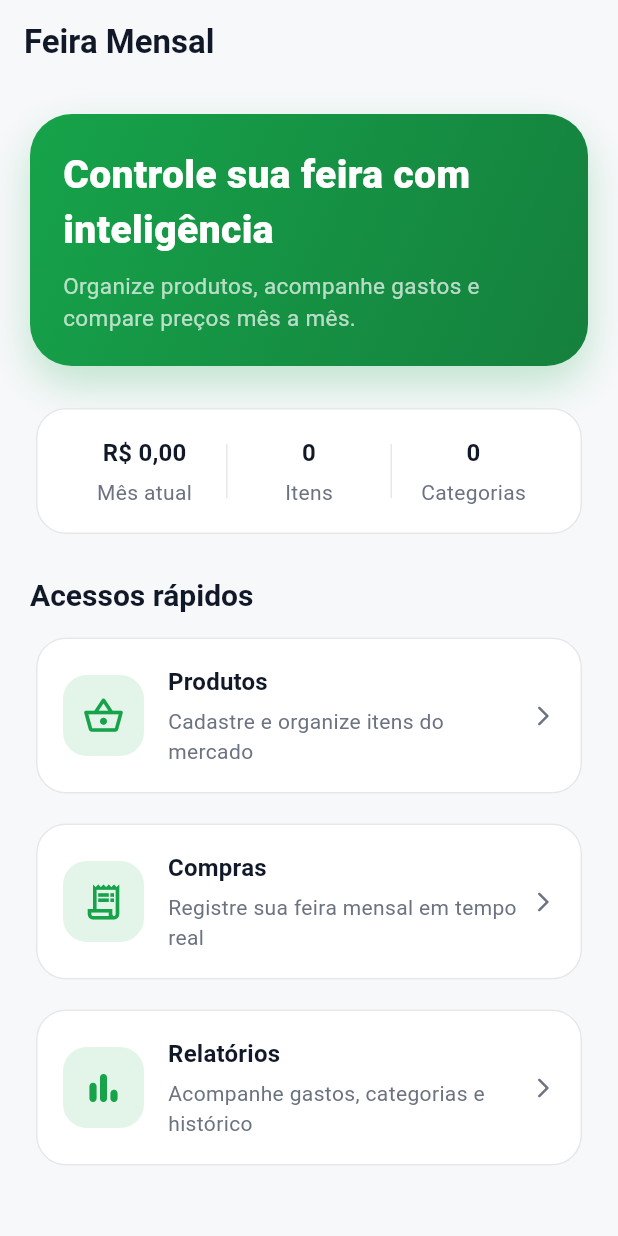
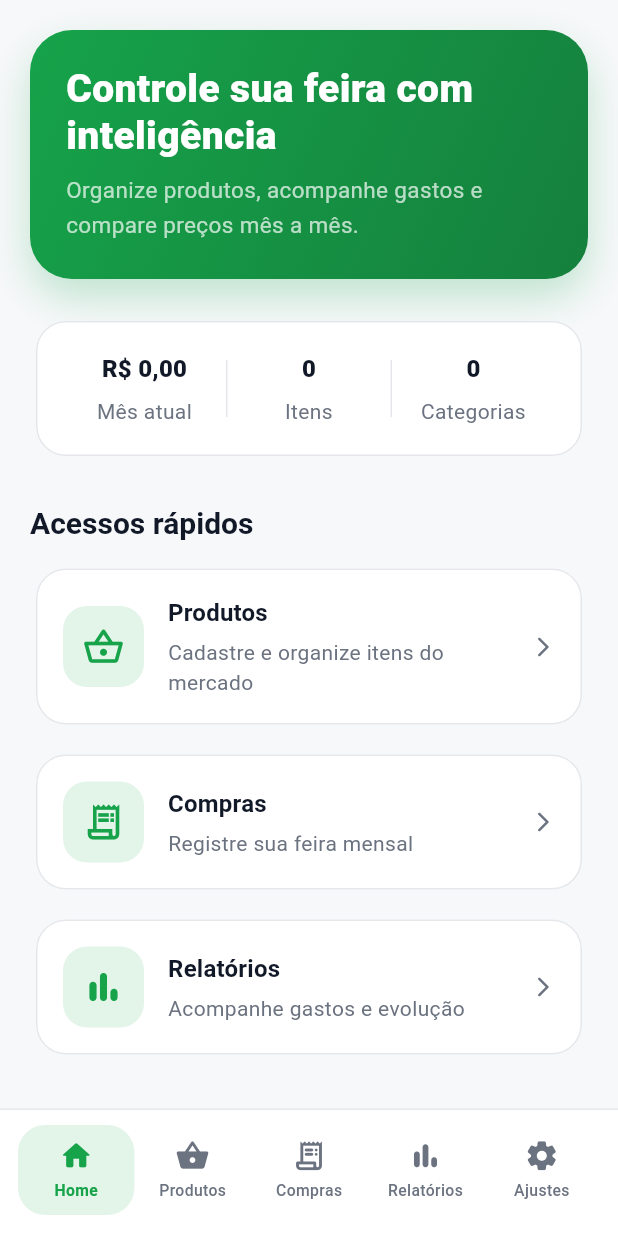
Before and after one commit to jhenriquedm/feira-mensal-app, a Flutter app: the screen it shows after launch, on a phone screen of 412 x 824 dp. Run offline on Flutter 3.47's test engine with Material 3 defaults, Android fonts, the phone set to English and light mode, and no system bars.

Commit message:
Cria navegacao principal premium

```diff
--- a/lib/app.dart
+++ b/lib/app.dart
@@ -1,7 +1,7 @@
 import 'package:flutter/material.dart';
 
 import 'core/theme/app_theme.dart';
-import 'views/home/home_view.dart';
+import 'views/main/main_shell.dart';
 import 'widgets/app_mobile_frame.dart';
 
 class FeiraMensalApp extends StatelessWidget {
@@ -14,7 +14,7 @@ class FeiraMensalApp extends StatelessWidget {
       title: 'Feira Mensal',
       theme: AppTheme.lightTheme,
       home: const AppMobileFrame(
-        child: HomeView(),
+        child: MainShell(),
       ),
     );
   }
--- a/lib/views/home/home_view.dart
+++ b/lib/views/home/home_view.dart
@@ -9,23 +9,21 @@ class HomeView extends StatelessWidget {
   @override
   Widget build(BuildContext context) {
     return Scaffold(
-      appBar: AppBar(
-        title: const Text('Feira Mensal'),
-      ),
-      body: SingleChildScrollView(
-        padding: const EdgeInsets.all(20),
+      body: SafeArea(
+        child: SingleChildScrollView(
+          padding: const EdgeInsets.fromLTRB(20, 20, 20, 120),
           child: Column(
             crossAxisAlignment: CrossAxisAlignment.start,
             children: [
               _buildHeader(context),
               const SizedBox(height: 24),
               _buildSummaryCard(context),
-            const SizedBox(height: 24),
+              const SizedBox(height: 28),
               Text(
                 'Acessos rápidos',
                 style: Theme.of(context).textTheme.titleLarge,
               ),
-            const SizedBox(height: 12),
+              const SizedBox(height: 14),
               AppFeatureCard(
                 title: 'Produtos',
                 subtitle: 'Cadastre e organize itens do mercado',
@@ -35,18 +33,19 @@ class HomeView extends StatelessWidget {
               const SizedBox(height: 12),
               AppFeatureCard(
                 title: 'Compras',
-              subtitle: 'Registre sua feira mensal em tempo real',
+                subtitle: 'Registre sua feira mensal',
                 icon: Icons.receipt_long_outlined,
                 onTap: () {},
               ),
               const SizedBox(height: 12),
               AppFeatureCard(
                 title: 'Relatórios',
-              subtitle: 'Acompanhe gastos, categorias e histórico',
+                subtitle: 'Acompanhe gastos e evolução',
                 icon: Icons.bar_chart_rounded,
                 onTap: () {},
               ),
             ],
+          ),
         ),
       ),
     );
@@ -55,7 +54,7 @@ class HomeView extends StatelessWidget {
   Widget _buildHeader(BuildContext context) {
     return Container(
       width: double.infinity,
-      padding: const EdgeInsets.all(22),
+      padding: const EdgeInsets.all(24),
       decoration: BoxDecoration(
         gradient: const LinearGradient(
           colors: [
@@ -83,15 +82,16 @@ class HomeView extends StatelessWidget {
               color: Colors.white,
               fontSize: 26,
               fontWeight: FontWeight.w800,
+              height: 1.2,
             ),
           ),
-          SizedBox(height: 8),
+          SizedBox(height: 10),
           Text(
             'Organize produtos, acompanhe gastos e compare preços mês a mês.',
             style: TextStyle(
               color: Colors.white70,
               fontSize: 15,
-              height: 1.4,
+              height: 1.5,
             ),
           ),
         ],
@@ -102,7 +102,10 @@ class HomeView extends StatelessWidget {
   Widget _buildSummaryCard(BuildContext context) {
     return Card(
       child: Padding(
-        padding: const EdgeInsets.all(18),
+        padding: const EdgeInsets.symmetric(
+          horizontal: 18,
+          vertical: 20,
+        ),
         child: Row(
           children: [
             _summaryItem(
@@ -138,11 +141,14 @@ class HomeView extends StatelessWidget {
         children: [
           Text(
             value,
-            style: Theme.of(context).textTheme.titleMedium,
+            style: Theme.of(context).textTheme.titleMedium?.copyWith(
+                  fontWeight: FontWeight.w800,
                 ),
-          const SizedBox(height: 4),
+          ),
+          const SizedBox(height: 6),
           Text(
             title,
+            textAlign: TextAlign.center,
             style: Theme.of(context).textTheme.bodyMedium,
           ),
         ],
@@ -152,7 +158,7 @@ class HomeView extends StatelessWidget {
 
   Widget _divider() {
     return Container(
-      height: 36,
+      height: 38,
       width: 1,
       color: AppColors.border,
     );
--- /dev/null
+++ b/lib/views/main/main_shell.dart
@@ -0,0 +1,160 @@
+import 'package:flutter/material.dart';
+
+import '../../core/theme/app_colors.dart';
+import '../home/home_view.dart';
+import '../products/products_view.dart';
+import '../purchases/purchases_view.dart';
+import '../reports/reports_view.dart';
+import '../settings/settings_view.dart';
+
+class MainShell extends StatefulWidget {
+  const MainShell({super.key});
+
+  @override
+  State<MainShell> createState() => _MainShellState();
+}
+
+class _MainShellState extends State<MainShell> {
+  int _selectedIndex = 0;
+
+  final List<Widget> _pages = const [
+    HomeView(),
+    ProductsView(),
+    PurchasesView(),
+    ReportsView(),
+    SettingsView(),
+  ];
+
+  final List<String> _titles = const [
+    'Feira Mensal',
+    'Produtos',
+    'Compras',
+    'Relatórios',
+    'Configurações',
+  ];
+
+  void _onTap(int index) {
+    setState(() {
+      _selectedIndex = index;
+    });
+  }
+
+  @override
+  Widget build(BuildContext context) {
+    return Scaffold(
+      appBar: _selectedIndex == 0
+          ? null
+          : AppBar(
+              title: Text(_titles[_selectedIndex]),
+            ),
+      body: AnimatedSwitcher(
+        duration: const Duration(milliseconds: 250),
+        switchInCurve: Curves.easeOut,
+        switchOutCurve: Curves.easeIn,
+        child: KeyedSubtree(
+          key: ValueKey<int>(_selectedIndex),
+          child: _pages[_selectedIndex],
+        ),
+      ),
+      bottomNavigationBar: _buildBottomNavigation(),
+    );
+  }
+
+  Widget _buildBottomNavigation() {
+    return Container(
+      padding: const EdgeInsets.fromLTRB(12, 10, 12, 14),
+      decoration: const BoxDecoration(
+        color: AppColors.surface,
+        border: Border(
+          top: BorderSide(color: AppColors.border),
+        ),
+      ),
+      child: SafeArea(
+        top: false,
+        child: Row(
+          mainAxisAlignment: MainAxisAlignment.spaceBetween,
+          children: [
+            _navItem(
+              index: 0,
+              icon: Icons.home_rounded,
+              label: 'Home',
+            ),
+            _navItem(
+              index: 1,
+              icon: Icons.shopping_basket_rounded,
+              label: 'Produtos',
+            ),
+            _navItem(
+              index: 2,
+              icon: Icons.receipt_long_rounded,
+              label: 'Compras',
+            ),
+            _navItem(
+              index: 3,
+              icon: Icons.bar_chart_rounded,
+              label: 'Relatórios',
+            ),
+            _navItem(
+              index: 4,
+              icon: Icons.settings_rounded,
+              label: 'Ajustes',
+            ),
+          ],
+        ),
+      ),
+    );
+  }
+
+  Widget _navItem({
+    required int index,
+    required IconData icon,
+    required String label,
+  }) {
+    final bool isSelected = _selectedIndex == index;
+
+    return Expanded(
+      child: InkWell(
+        borderRadius: BorderRadius.circular(18),
+        onTap: () => _onTap(index),
+        child: AnimatedContainer(
+          duration: const Duration(milliseconds: 220),
+          padding: const EdgeInsets.symmetric(
+            vertical: 9,
+            horizontal: 6,
+          ),
+          decoration: BoxDecoration(
+            color: isSelected
+                ? AppColors.primary.withValues(alpha: 0.12)
+                : Colors.transparent,
+            borderRadius: BorderRadius.circular(18),
+          ),
+          child: Column(
+            mainAxisSize: MainAxisSize.min,
+            children: [
+              Icon(
+                icon,
+                size: 23,
+                color: isSelected
+                    ? AppColors.primary
+                    : AppColors.textSecondary,
+              ),
+              const SizedBox(height: 4),
+              Text(
+                label,
+                maxLines: 1,
+                overflow: TextOverflow.ellipsis,
+                style: TextStyle(
+                  fontSize: 10.5,
+                  fontWeight: isSelected ? FontWeight.w700 : FontWeight.w500,
+                  color: isSelected
+                      ? AppColors.primary
+                      : AppColors.textSecondary,
+                ),
+              ),
+            ],
+          ),
+        ),
+      ),
+    );
+  }
+}
```
Also changed, not shown: lib/views/products/products_view.dart (added, +49 -0 lines), lib/views/purchases/purchases_view.dart (added, +49 -0 lines), lib/views/reports/reports_view.dart (added, +49 -0 lines), lib/views/settings/settings_view.dart (added, +49 -0 lines). Lines whose indentation alone changed are shown as unchanged.
